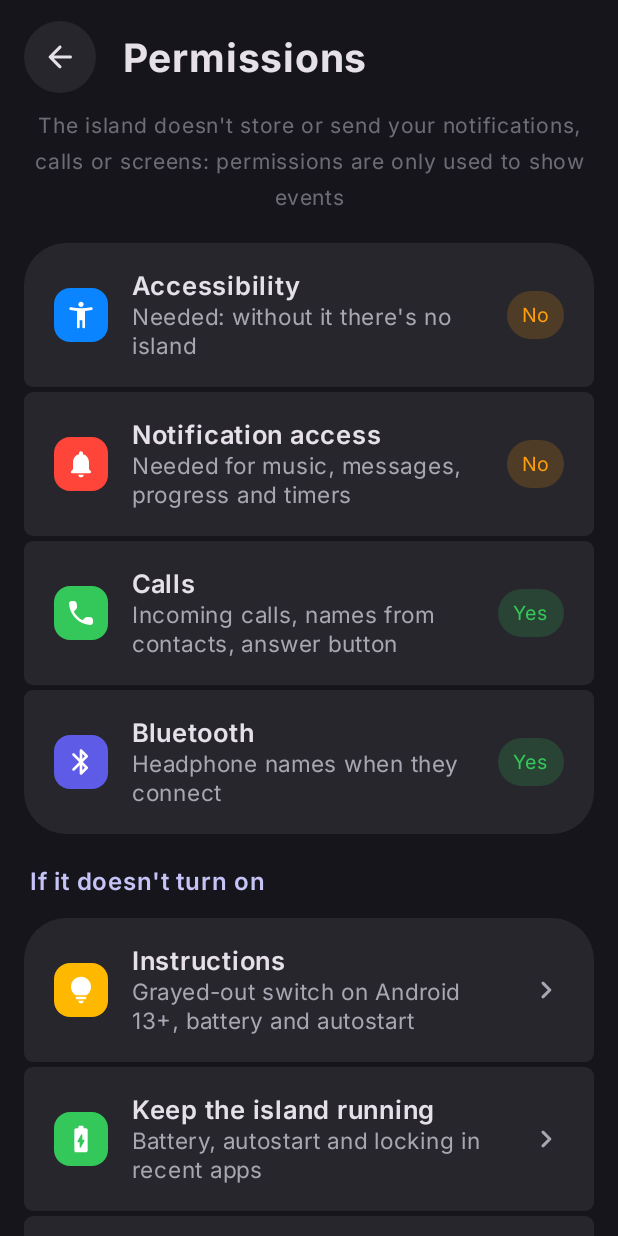
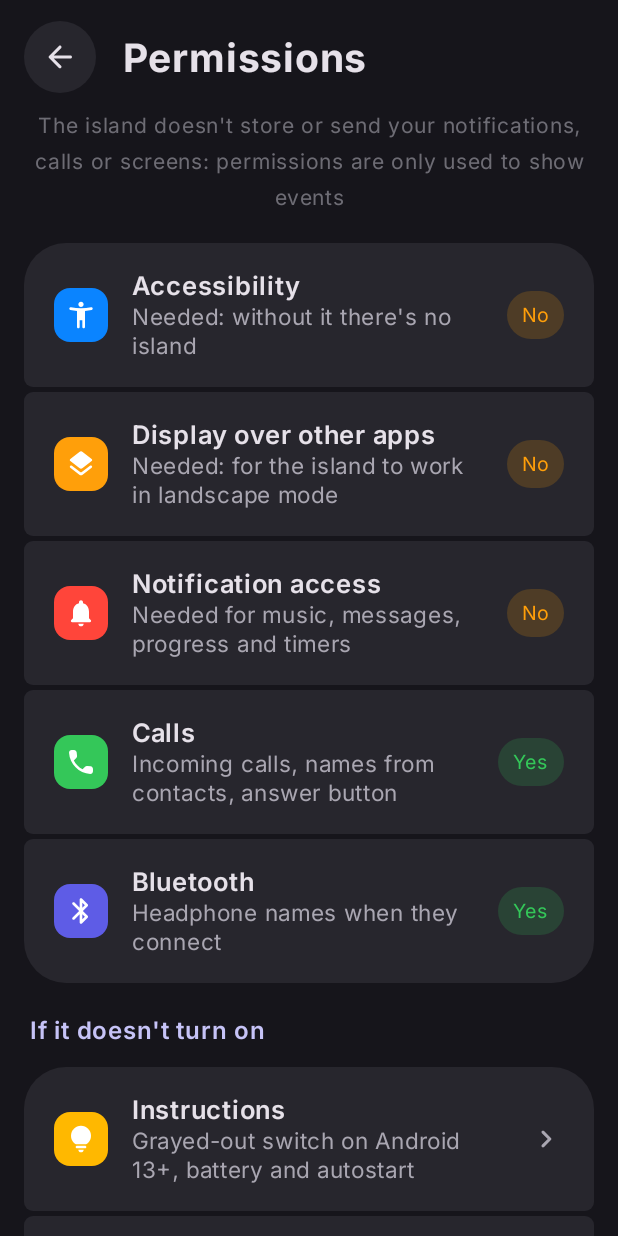
Before and after one commit to roman-tt-ru-tt/Dynamic-Island, an Android app built with Jetpack Compose: the composable PermissionsScreen shown on its own in the app's theme, on a phone screen of 412 x 824 dp. Run offline under Robolectric (Android 15) with nearby library versions, the phone set to English and light mode, and no system bars; pictures from the network do not load.

Commit message:
Update HomeScreen.kt

```diff
--- a/app/src/main/java/com/akira/island/ui/screens/HomeScreen.kt
+++ b/app/src/main/java/com/akira/island/ui/screens/HomeScreen.kt
@@ -35,6 +35,7 @@ import androidx.compose.material.icons.rounded.Bolt
 import androidx.compose.material.icons.rounded.Call
 import androidx.compose.material.icons.rounded.ChatBubble
 import androidx.compose.material.icons.rounded.HourglassBottom
+import androidx.compose.material.icons.rounded.Layers
 import androidx.compose.material.icons.rounded.Lightbulb
 import androidx.compose.material.icons.rounded.Navigation
 import androidx.compose.material.icons.rounded.Nfc
@@ -50,6 +51,7 @@ import androidx.compose.runtime.Composable
 import androidx.compose.runtime.collectAsState
 import androidx.compose.runtime.getValue
 import androidx.compose.runtime.mutableIntStateOf
+import androidx.compose.runtime.mutableStateOf
 import androidx.compose.runtime.remember
 import androidx.compose.runtime.setValue
 import androidx.compose.ui.Alignment
@@ -104,9 +106,7 @@ import com.akira.island.update.UpdateChecker
 import kotlinx.coroutines.delay
 import kotlinx.coroutines.launch
 
-/** Какие разрешения есть. Проверяются заново каждый раз, когда возвращаемся из системных настроек. */
 private class PermState(val accessibility: Boolean, val notifications: Boolean, val calls: Boolean, val bluetooth: Boolean) {
-    /** Чего не хватает — для подписи на главной */
     val missing: List<String>
         get() = listOfNotNull(
             tr("спец. возможности", "accessibility").takeIf { !accessibility },
@@ -116,10 +116,6 @@ private class PermState(val accessibility: Boolean, val notifications: Boolean,
         )
 }
 
-/**
- * Значение, которое читается заново каждый раз, когда возвращаемся на экран (например, из настроек системы),
- * и функция «прочитать ещё раз».
- */
 @Composable
 internal fun <T> rememberOnResume(read: () -> T): Pair<T, () -> Unit> {
     var tick by remember { mutableIntStateOf(0) }
@@ -130,7 +126,6 @@ internal fun <T> rememberOnResume(read: () -> T): Pair<T, () -> Unit> {
     return remember(tick) { read() } to { tick++ }
 }
 
-/** Разрешения и функция «проверить ещё раз» — после ответа на системный запрос. */
 @Composable
 private fun rememberPermState(): Pair<PermState, () -> Unit> {
     val context = LocalContext.current
@@ -139,10 +134,6 @@ private fun rememberPermState(): Pair<PermState, () -> Unit> {
     }
 }
 
-/**
- * «Главная»: живой пример, включён ли остров, разрешения и проверка. Всё, что настраивается, —
- * во вкладках «Функции» и «Оформление», версия и помощь — в «О приложении».
- */
 @Composable
 fun HomeScreen(open: (Screen) -> Unit) {
     val context = LocalContext.current
@@ -155,12 +146,10 @@ fun HomeScreen(open: (Screen) -> Unit) {
         IslandPreview()
         UpdateSection()
 
-        // Без службы спец. возможностей острова нет вовсе — это первый шаг
         if (!perms.accessibility) {
             StartCard(onOpen = { Perms.openAccessibility(context) }, onHelp = { open(Screen.INSTRUCTION) })
         }
 
-        // Сообщение пришло и в остров, и своей плашкой мессенджера — подсказываем один раз, как убрать вторую
         val popUp by SystemBanners.popUp.collectAsState()
         val doubled = popUp.filterValues { it }.keys.firstOrNull()
         if (doubled != null && !s.bannerHintHidden) {
@@ -189,9 +178,7 @@ fun HomeScreen(open: (Screen) -> Unit) {
                 color = if (missing.isEmpty()) Tile.Green else Tile.Orange,
                 onClick = { open(Screen.PERMISSIONS) },
             ) { if (missing.isEmpty()) Arrow() else CountBadge(missing.size) }
-            // На виду: на Xiaomi, Oppo, Samsung остров иначе пропадает, и люди не знают почему
             KeepAliveItem(Pos.Middle, open)
-            // И про банки, которые не пускают, пока остров включён
             BanksItem(Pos.Middle, open)
             GroupItem(
                 Pos.Last, Icons.Rounded.Science, tr("Проверка", "Try it"),
@@ -202,7 +189,6 @@ fun HomeScreen(open: (Screen) -> Unit) {
     }
 }
 
-/** Первый шаг на главной: пока служба спец. возможностей выключена. */
 @Composable
 private fun StartCard(onOpen: () -> Unit, onHelp: () -> Unit) {
     val context = LocalContext.current
@@ -230,7 +216,6 @@ private fun StartCard(onOpen: () -> Unit, onHelp: () -> Unit) {
             Modifier.fillMaxWidth().clip(CircleShape).background(Ui.Primary).clickable(onClick = onOpen).padding(vertical = 14.dp),
             contentAlignment = Alignment.Center,
         ) { Text(tr("Открыть спец. возможности", "Open Accessibility"), color = Ui.OnPrimary, fontSize = 15.sp, fontWeight = FontWeight.SemiBold) }
-        // Android 13+ не даёт включить службу приложению не из Play Маркета, пока не разрешишь «ограниченные настройки»
         if (Build.VERSION.SDK_INT >= Build.VERSION_CODES.TIRAMISU) {
             Spacer(Modifier.height(16.dp))
             Text(restrictedHelp(), color = Ui.Sub, fontSize = 14.sp, lineHeight = 20.sp)
@@ -252,7 +237,6 @@ private fun StartCard(onOpen: () -> Unit, onHelp: () -> Unit) {
     }
 }
 
-/** Android 13+ не даёт включить службу приложению не из Play Маркета, пока не разрешишь «ограниченные настройки». */
 internal fun restrictedHelp(): String = tr(
     "Android пишет «Ограниченная настройка» или «Доступ запрещён»? Так он защищает приложения не из Play Маркета:\n" +
         "1. Попробуйте включить службу один раз — появится это окно, закройте его.\n" +
@@ -264,7 +248,6 @@ internal fun restrictedHelp(): String = tr(
         "3. Go back to Accessibility and turn the island on.",
 )
 
-/** «Сообщения приходят дважды?» — когда у мессенджера ещё всплывает своя плашка поверх острова. */
 @Composable
 private fun DoubleBannerCard(app: String, onFix: () -> Unit, onHide: () -> Unit) {
     Column(
@@ -289,7 +272,6 @@ private fun DoubleBannerCard(app: String, onFix: () -> Unit, onHide: () -> Unit)
     }
 }
 
-/** «Разрешения»: что острову нужно от системы и зачем. */
 @Composable
 fun PermissionsScreen(onBack: () -> Unit, open: (Screen) -> Unit) {
     val context = LocalContext.current
@@ -297,7 +279,6 @@ fun PermissionsScreen(onBack: () -> Unit, open: (Screen) -> Unit) {
     val btLauncher = rememberLauncherForActivityResult(ActivityResultContracts.RequestPermission()) { refresh() }
     val callLauncher = rememberLauncherForActivityResult(ActivityResultContracts.RequestMultiplePermissions()) { result ->
         refresh()
-        // Если система больше не показывает запрос — открываем настройки приложения
         if (result.values.none { it } && !Perms.calls(context)) Perms.openAppDetails(context)
     }
 
@@ -311,6 +292,14 @@ fun PermissionsScreen(onBack: () -> Unit, open: (Screen) -> Unit) {
                 else tr("Нужно включить: без этого острова не будет", "Needed: without it there's no island"),
                 onClick = { Perms.openAccessibility(context) }, color = Tile.Blue,
             ) { Status(perms.accessibility) }
+
+            GroupItem(
+                Pos.Middle, Icons.Rounded.Layers, tr("Поверх других приложений", "Display over other apps"),
+                if (Perms.overlay(context)) tr("Включено — нужно для горизонтального режима", "On — needed for landscape mode")
+                else tr("Нужно включить: для работы острова в горизонтальном режиме", "Needed: for the island to work in landscape mode"),
+                onClick = { Perms.openOverlay(context) }, color = Tile.Orange,
+            ) { Status(Perms.overlay(context)) }
+
             GroupItem(
                 Pos.Middle, Icons.Rounded.Notifications, tr("Доступ к уведомлениям", "Notification access"),
                 if (perms.notifications) tr("Включено — музыка, сообщения, прогресс и таймеры", "On — music, messages, progress and timers")
@@ -347,10 +336,8 @@ fun PermissionsScreen(onBack: () -> Unit, open: (Screen) -> Unit) {
     }
 }
 
-/** Пример для «Проверки»: значок, название, что увидите, и что делает нажатие. */
 private class Demo(val icon: ImageVector, val title: String, val caption: String, val color: Color, val run: () -> Unit)
 
-/** «Проверка»: все примеры в одном месте — нажатие показывает событие в настоящем острове. */
 @Composable
 fun TestsScreen(onBack: () -> Unit) {
     val context = LocalContext.current
@@ -392,7 +379,6 @@ private fun demos(context: Context): List<Demo> = listOf(
     },
     Demo(Icons.Rounded.ChatBubble, tr("Сообщение", "Message"),
         tr("С кнопками «Ответить» и «Пометить прочитанным»", "With Reply and Mark as read buttons"), Tile.Blue) {
-        // Пробные кнопки: «Ответить» с полем ввода, как у Telegram и WhatsApp
         val flags = PendingIntent.FLAG_UPDATE_CURRENT or
             (if (Build.VERSION.SDK_INT >= Build.VERSION_CODES.S) PendingIntent.FLAG_MUTABLE else 0)
         val test = PendingIntent.getBroadcast(context, 0, Intent("com.akira.island.TEST").setPackage(context.packageName), flags)
@@ -434,7 +420,6 @@ private fun demos(context: Context): List<Demo> = listOf(
         )
     },
     Demo(Icons.Rounded.Nfc, tr("Оплата", "Payment"), tr("«К терминалу», затем «Оплачено» с суммой", "Hold near reader, then Paid with the amount"), Tile.Teal) {
-        // Как настоящая оплата: подсказка держится, пока ждём терминал, потом — «Оплачено»
         val pkg = context.packageName
         IslandBus.payReady.value = PayReady(pkg, NotificationParser.icon(context, pkg))
         IslandBus.scope.launch {
@@ -469,7 +454,6 @@ internal fun Status(ok: Boolean) {
     }
 }
 
-/** Сколько разрешений не хватает — оранжевый кружок с числом. */
 @Composable
 private fun CountBadge(n: Int) {
     Box(Modifier.size(26.dp).clip(CircleShape).background(Tile.Orange), contentAlignment = Alignment.Center) {
@@ -482,7 +466,6 @@ fun Arrow() {
     Icon(Icons.AutoMirrored.Rounded.KeyboardArrowRight, null, tint = Ui.Sub)
 }
 
-/** Живой пример капсулы с текущими настройками: толщина, боковые части, цвет и контур. */
 @Composable
 fun IslandPreview(expanded: Boolean = false) {
     val s by SettingsRepo.state.collectAsState()
@@ -506,9 +489,7 @@ fun IslandPreview(expanded: Boolean = false) {
         val shape = islandShape(corner, s)
         Box(
             Modifier
-                // «Как вырез» — капсула от самого верха, как на экране
                 .padding(top = if (s.notch) 0.dp else 18.dp)
-                // «Свечение обложки» видно и на примере
                 .then(if (!expanded && s.fxGlow && !s.reduceEffects) Modifier.drawBehind { islandGlow(demo.accent, 1f, corner.toPx(), s.notch) } else Modifier)
                 .clip(shape)
                 .then(
```
